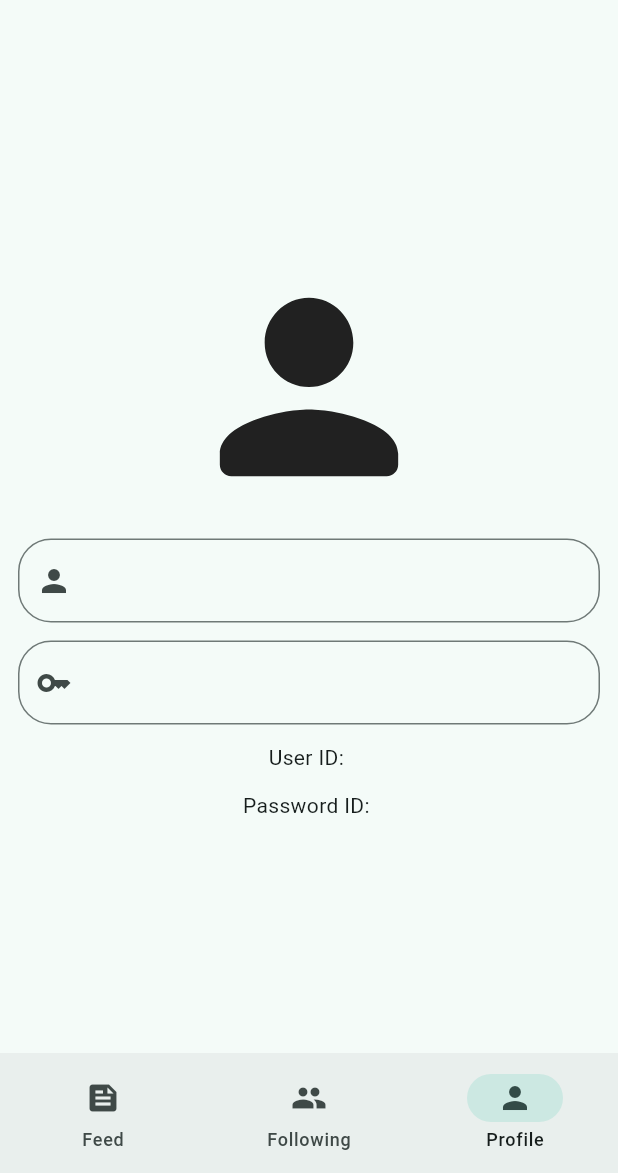
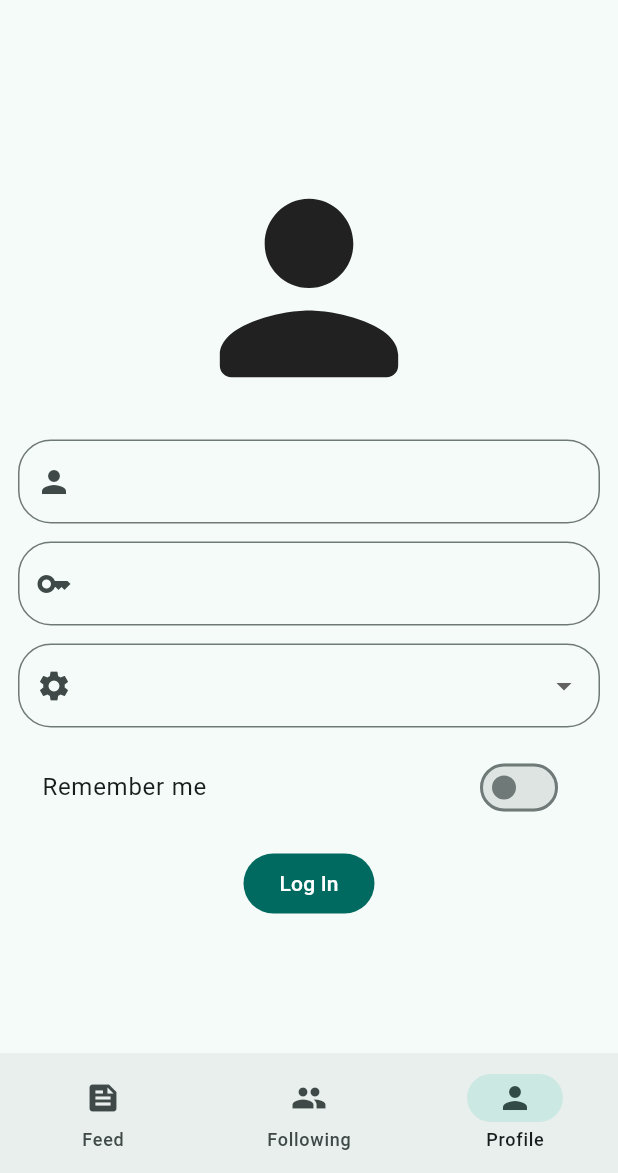
Before and after one commit to BoseSj/notToDo, a Flutter app: the screen it shows after launch, item 3 of the bottom bar chosen, on a phone screen of 412 x 824 dp, the part 63-1236 px from its top. Run offline on Flutter 3.47's test engine with Material 3 defaults, Android fonts, the phone set to English and light mode, and no system bars.

Commit message:
feat: user input widgets

```diff
--- a/lib/view/screens/profile_screen.dart
+++ b/lib/view/screens/profile_screen.dart
@@ -11,16 +11,27 @@ class _ProfileScreenState extends State<ProfileScreen> {
   TextEditingController userID = TextEditingController();
   TextEditingController password = TextEditingController();
 
+  bool? isGuestMode = false;
+  bool rememberMe = false;
+
   @override
   Widget build(BuildContext context) {
     return Padding(
       padding: const EdgeInsets.all(12),
+      child: SingleChildScrollView(
         child: Center(
           child: Column(
             mainAxisSize: .min,
             spacing: 12,
             children: [
-            Icon(Icons.person_rounded, size: 178),
+              InkWell(
+                borderRadius: BorderRadius.circular(40),
+                splashColor: Colors.cyan,
+                onTap: () {
+                  print("Tapped the well");
+                },
+                child: Icon(Icons.person_rounded, size: 178),
+              ),
               TextField(
                 controller: userID,
                 decoration: InputDecoration(
@@ -48,9 +59,35 @@ class _ProfileScreenState extends State<ProfileScreen> {
                   FocusManager.instance.primaryFocus?.unfocus();
                 },
               ),
-            Text("User ID: ${userID.text}"),
-            Text("Password ID: ${password.text}"),
+              DropdownButtonFormField(
+                decoration: InputDecoration(
+                  prefixIcon: Icon(Icons.settings),
+                  border: OutlineInputBorder(
+                    borderRadius: BorderRadius.all(Radius.circular(22)),
+                  ),
+                ),
+                items: [
+                  DropdownMenuItem(value: "SM", child: Text("Social Media")),
+                  DropdownMenuItem(value: "MP", child: Text("Marketplace")),
                 ],
+                onChanged: (value) {
+                  print(value);
+                },
+              ),
+              SwitchListTile(
+                title: const Text("Remember me"),
+                value: rememberMe,
+                onChanged: (value) {
+                  setState(() {
+                    rememberMe = value;
+                  });
+                },
+              ),
+              FilledButton(onPressed: (){
+
+              }, child: const Text("Log In"))
+            ],
+          ),
         ),
       ),
     );
```
Also changed, not shown: lib/view/screens/following_screen.dart (+28 -2 lines). Lines whose indentation alone changed are shown as unchanged.
